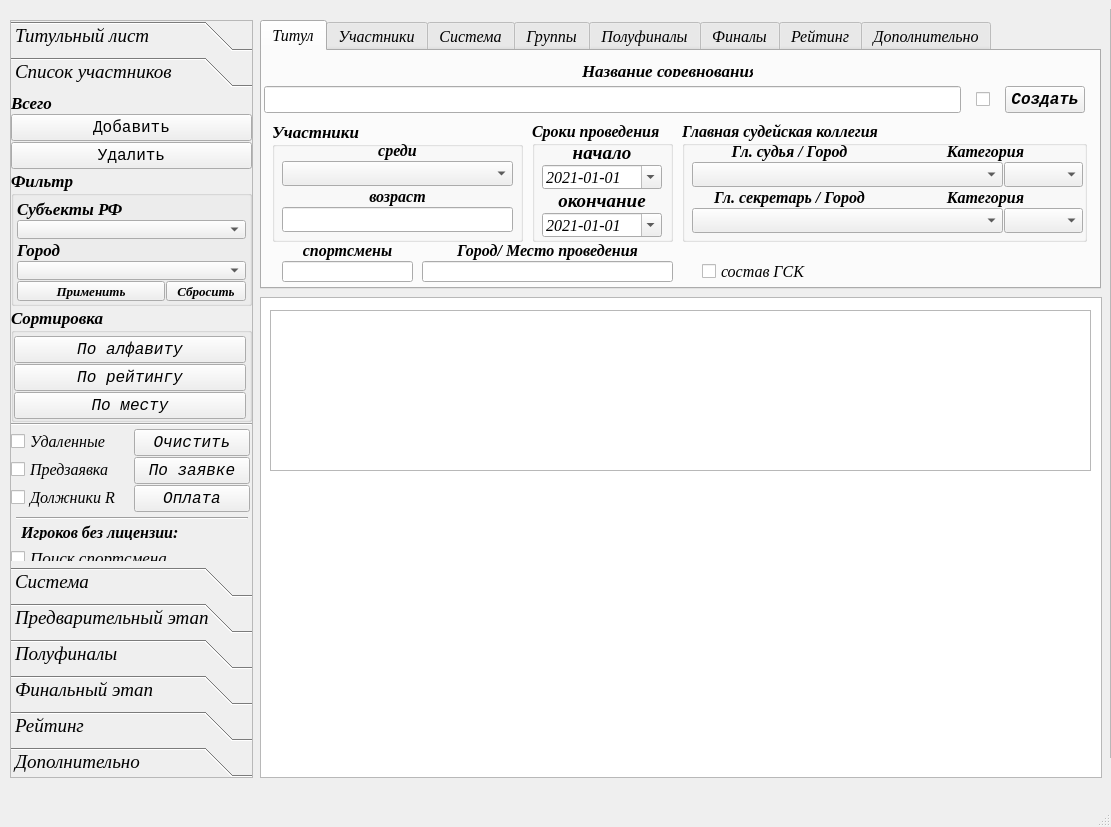
Qt form UI/main_window.ui (Kaspar0810/Competitions_TT_SQL) before a commit.
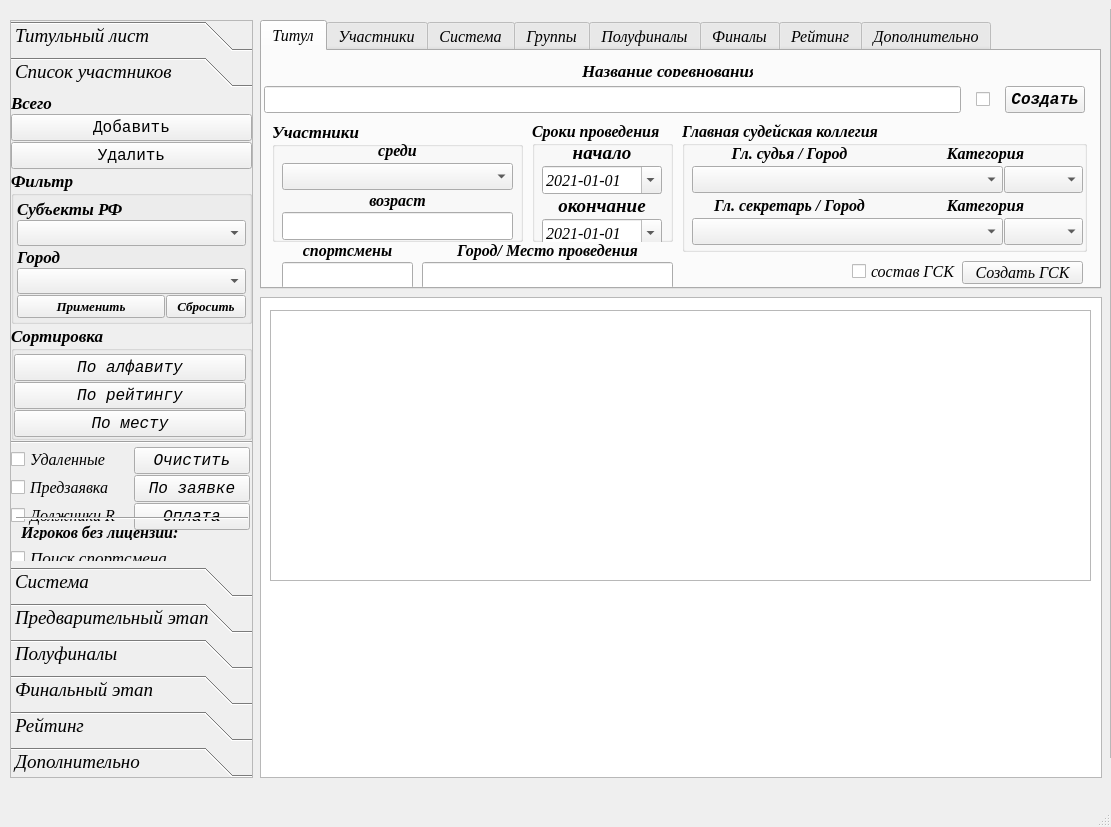
The same form after that commit. The open tabs and pages were chosen to show the change.

Commit message: доб кнопка ГСК

Diff of the .ui file:
```diff
--- a/UI/main_window.ui
+++ b/UI/main_window.ui
@@ -95,7 +95,7 @@
         <x>420</x>
         <y>70</y>
         <width>405</width>
-        <height>121</height>
+        <height>131</height>
        </rect>
       </property>
       <property name="font">
@@ -113,7 +113,7 @@
          <x>10</x>
          <y>21</y>
          <width>391</width>
-         <height>91</height>
+         <height>103</height>
         </rect>
        </property>
        <layout class="QVBoxLayout" name="verticalLayout">
@@ -290,7 +290,7 @@
          <x>10</x>
          <y>21</y>
          <width>120</width>
-         <height>95</height>
+         <height>105</height>
         </rect>
        </property>
        <layout class="QVBoxLayout" name="verticalLayout_47">
@@ -471,7 +471,7 @@
          <x>10</x>
          <y>20</y>
          <width>231</width>
-         <height>91</height>
+         <height>99</height>
         </rect>
        </property>
        <layout class="QVBoxLayout" name="verticalLayout_48">
@@ -561,7 +561,7 @@
      <widget class="QCheckBox" name="checkBox_GSK">
       <property name="geometry">
        <rect>
-        <x>440</x>
+        <x>590</x>
         <y>210</y>
         <width>111</width>
         <height>20</height>
@@ -656,7 +656,7 @@
         <x>20</x>
         <y>190</y>
         <width>131</width>
-        <height>41</height>
+        <height>48</height>
        </rect>
       </property>
       <layout class="QVBoxLayout" name="verticalLayout_49">
@@ -693,7 +693,7 @@
         <x>160</x>
         <y>190</y>
         <width>251</width>
-        <height>41</height>
+        <height>48</height>
        </rect>
       </property>
       <layout class="QVBoxLayout" name="verticalLayout_35">
@@ -731,6 +731,19 @@
        </item>
       </layout>
      </widget>
+     <widget class="QPushButton" name="Button_GSK_made">
+      <property name="geometry">
+       <rect>
+        <x>700</x>
+        <y>210</y>
+        <width>121</width>
+        <height>23</height>
+       </rect>
+      </property>
+      <property name="text">
+       <string>Создать ГСК</string>
+      </property>
+     </widget>
     </widget>
     <widget class="QWidget" name="tab_1">
      <attribute name="title">
@@ -4388,8 +4401,8 @@
       <rect>
        <x>0</x>
        <y>0</y>
-       <width>98</width>
-       <height>28</height>
+       <width>241</width>
+       <height>476</height>
       </rect>
      </property>
      <attribute name="label">
@@ -4401,7 +4414,7 @@
         <x>0</x>
         <y>0</y>
         <width>241</width>
-        <height>421</height>
+        <height>439</height>
        </rect>
       </property>
       <layout class="QVBoxLayout" name="verticalLayout_37">
@@ -7304,7 +7317,7 @@
       <x>270</x>
       <y>310</y>
       <width>821</width>
-      <height>161</height>
+      <height>271</height>
      </rect>
     </property>
    </widget>
```
Left out of the diff: 28 changed lines with no effect on the pictures. The commit also changes 4 other files.
